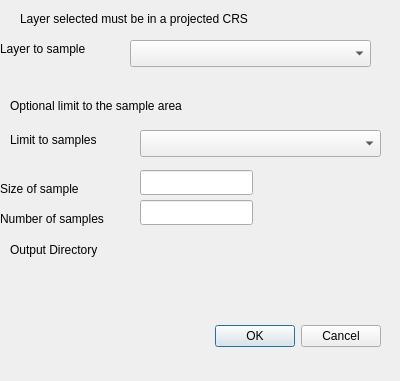
This is select_areas/select_areas_dialog_base.ui in ianturton/random_rectangles as Qt 5 draws it before an edit. The edited form follows.
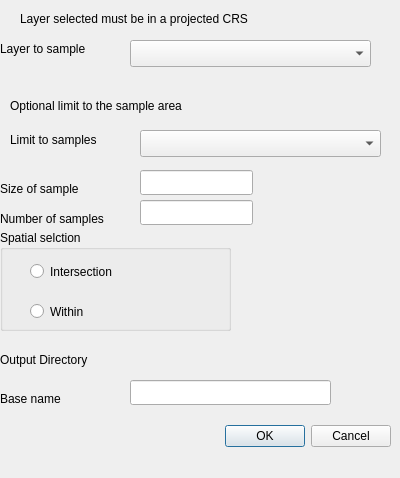
This is the edited form. Custom widgets are drawn as their Qt base class.

Commit message: allow choice of spatial function and set basename of output file

```diff
--- a/select_areas/select_areas_dialog_base.ui
+++ b/select_areas/select_areas_dialog_base.ui
@@ -7,7 +7,7 @@
     <x>0</x>
     <y>0</y>
     <width>400</width>
-    <height>381</height>
+    <height>478</height>
    </rect>
   </property>
   <property name="windowTitle">
@@ -16,8 +16,8 @@
   <widget class="QDialogButtonBox" name="button_box">
    <property name="geometry">
     <rect>
-     <x>40</x>
-     <y>320</y>
+     <x>50</x>
+     <y>420</y>
      <width>341</width>
      <height>32</height>
     </rect>
@@ -150,8 +150,8 @@
   <widget class="QgsFileWidget" name="mQgsFileWidget">
    <property name="geometry">
     <rect>
-     <x>140</x>
-     <y>240</y>
+     <x>130</x>
+     <y>350</y>
      <width>241</width>
      <height>27</height>
     </rect>
@@ -160,8 +160,8 @@
   <widget class="QLabel" name="label_7">
    <property name="geometry">
     <rect>
-     <x>10</x>
-     <y>240</y>
+     <x>0</x>
+     <y>350</y>
      <width>121</width>
      <height>20</height>
     </rect>
@@ -170,6 +170,68 @@
     <string>Output Directory</string>
    </property>
   </widget>
+  <widget class="QLabel" name="label_8">
+   <property name="geometry">
+    <rect>
+     <x>0</x>
+     <y>390</y>
+     <width>91</width>
+     <height>17</height>
+    </rect>
+   </property>
+   <property name="text">
+    <string>Base name</string>
+   </property>
+  </widget>
+  <widget class="QLineEdit" name="lineEdit_3">
+   <property name="geometry">
+    <rect>
+     <x>130</x>
+     <y>380</y>
+     <width>201</width>
+     <height>25</height>
+    </rect>
+   </property>
+  </widget>
+  <widget class="QGroupBox" name="groupBox">
+   <property name="geometry">
+    <rect>
+     <x>0</x>
+     <y>230</y>
+     <width>231</width>
+     <height>101</height>
+    </rect>
+   </property>
+   <property name="title">
+    <string>Spatial selction</string>
+   </property>
+   <widget class="QRadioButton" name="radioButton">
+    <property name="geometry">
+     <rect>
+      <x>30</x>
+      <y>30</y>
+      <width>121</width>
+      <height>23</height>
+     </rect>
+    </property>
+    <property name="text">
+     <string>Intersection</string>
+    </property>
+   </widget>
+   <widget class="QRadioButton" name="radioButton_2">
+    <property name="geometry">
+     <rect>
+      <x>30</x>
+      <y>70</y>
+      <width>112</width>
+      <height>23</height>
+     </rect>
+    </property>
+    <property name="text">
+     <string>Within</string>
+    </property>
+   </widget>
+  </widget>
  </widget>
  <customwidgets>
   <customwidget>
```
The commit also changes 1 other file.
